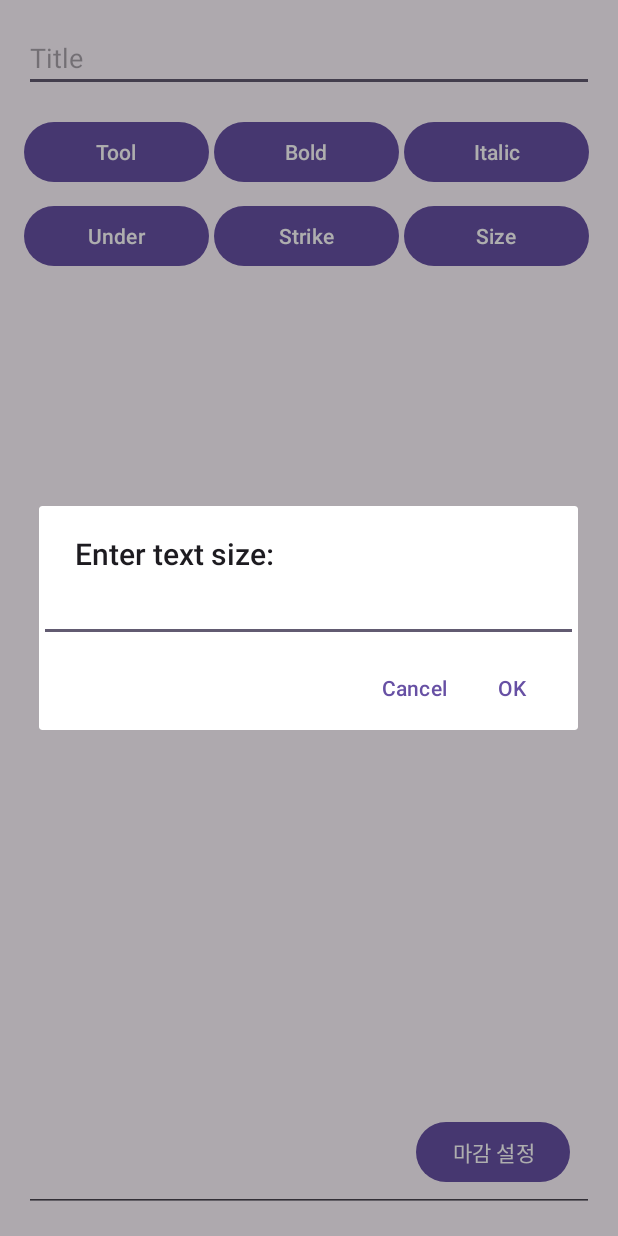
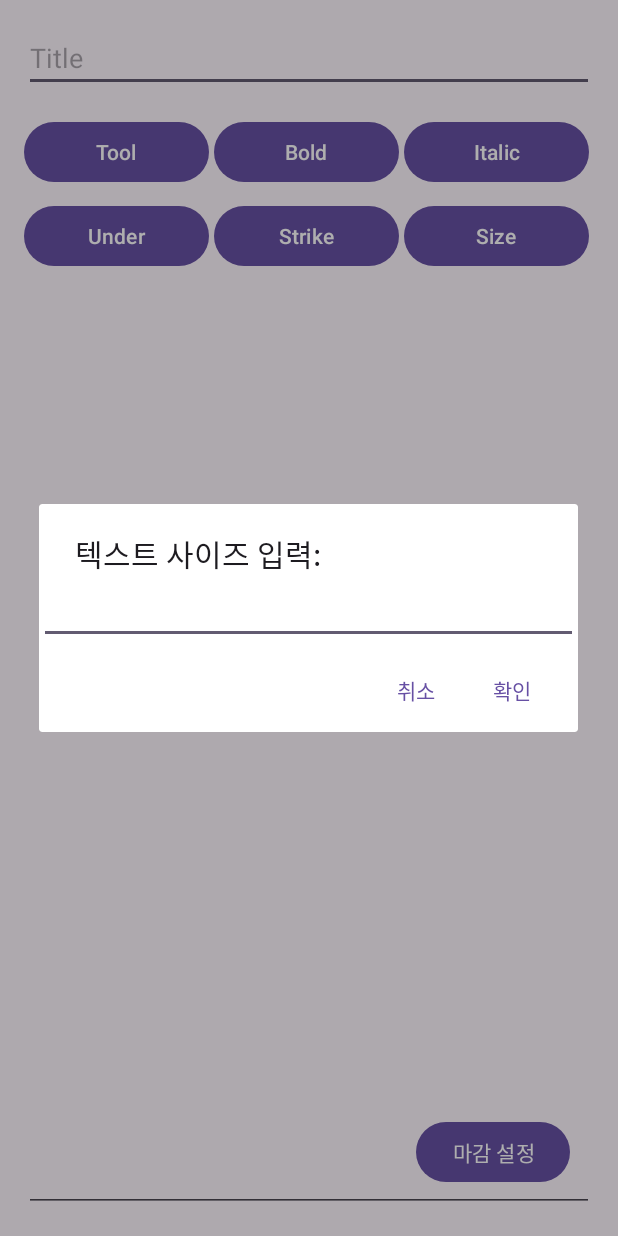
Before and after one commit to yuseong95/TodoCalNote, an Android app: the MemoActivity screen opened directly, with no data from a screen before it, after a tap on "Size", on a phone screen of 412 x 824 dp. Run offline under Robolectric (Android 15) with nearby library versions, the phone set to English and light mode, and no system bars.

Commit message:
last fix

```diff
--- a/app/src/main/java/com/cookandroid/todocalnote/MemoActivity.java
+++ b/app/src/main/java/com/cookandroid/todocalnote/MemoActivity.java
@@ -214,17 +214,17 @@ public class MemoActivity extends AppCompatActivity {
     // 텍스트 크기 설정 다이얼로그 표시 메서드
     private void showTextSizeDialog() {
         AlertDialog.Builder builder = new AlertDialog.Builder(this);
-        builder.setTitle("Enter text size:");
+        builder.setTitle("텍스트 사이즈 입력:");
 
         final EditText input = new EditText(this);
         input.setInputType(android.text.InputType.TYPE_CLASS_NUMBER);
         builder.setView(input);
 
-        builder.setPositiveButton("OK", (dialog, which) -> {
+        builder.setPositiveButton("확인", (dialog, which) -> {
             int textSize = Integer.parseInt(input.getText().toString());
             MemoFormatter.applyTextSize(etMemoContent, textSize); // 입력된 텍스트 크기 적용
         });
-        builder.setNegativeButton("Cancel", (dialog, which) -> dialog.cancel()); // 취소 버튼 설정
+        builder.setNegativeButton("취소", (dialog, which) -> dialog.cancel()); // 취소 버튼 설정
 
         builder.show(); // 다이얼로그 표시
     }
```
